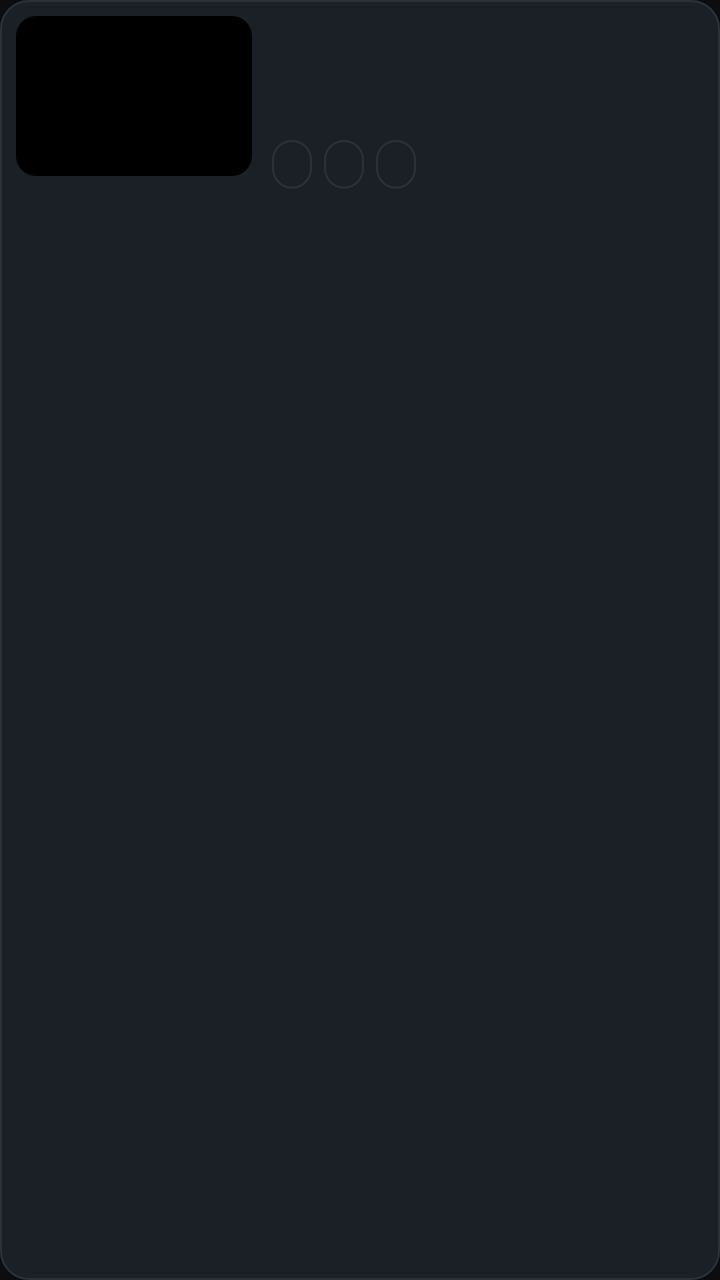
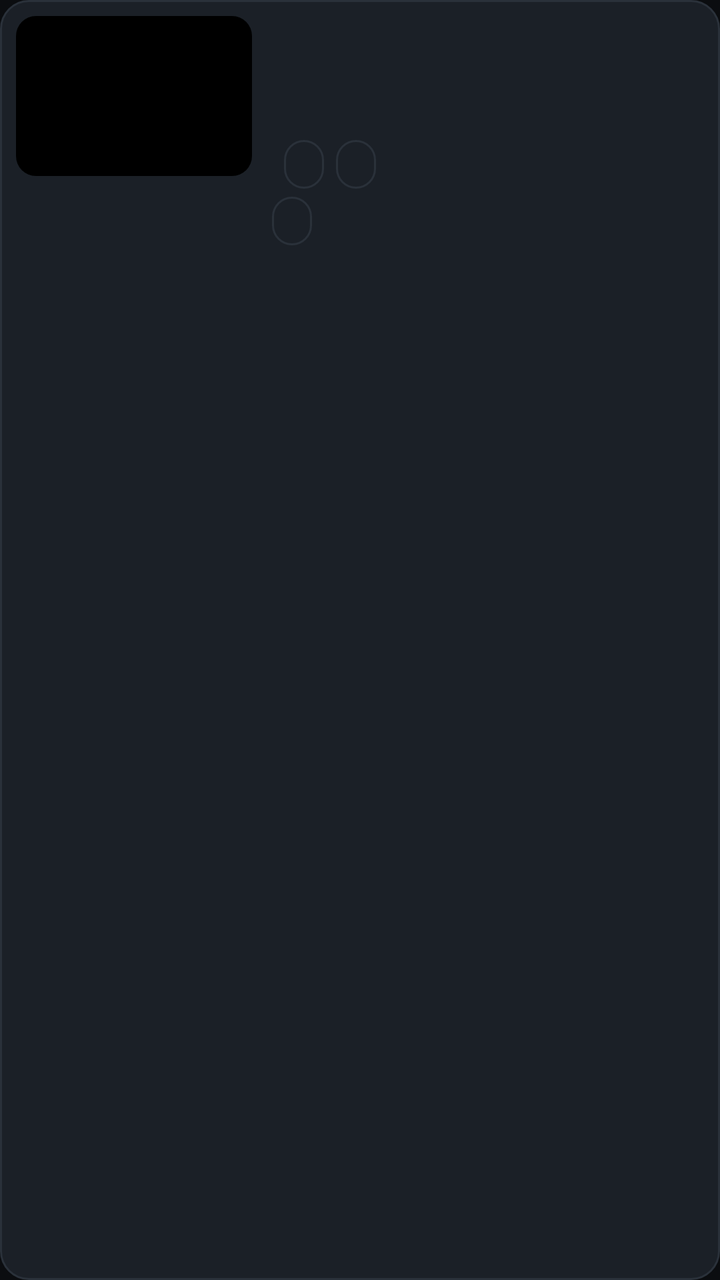

An Android layout rendered at two revisions. The XML below is the earlier revision; the diff shows what the commit changed to produce the second picture.
<!-- AndroidManifest.xml: application theme Theme.LensAlpr -->
<!-- res/layout/item_vehicle.xml -->
<?xml version="1.0" encoding="utf-8"?>
<LinearLayout xmlns:android="http://schemas.android.com/apk/res/android"
    android:layout_width="match_parent"
    android:layout_height="wrap_content"
    android:layout_marginTop="8dp"
    android:background="@drawable/bg_card"
    android:orientation="horizontal"
    android:padding="8dp">

    <ImageView
        android:id="@+id/thumb"
        android:layout_width="118dp"
        android:layout_height="80dp"
        android:background="@drawable/bg_thumb"
        android:contentDescription="@string/cd_vehicle_thumb"
        android:scaleType="centerCrop" />

    <LinearLayout
        android:layout_width="0dp"
        android:layout_height="wrap_content"
        android:layout_marginStart="10dp"
        android:layout_weight="1"
        android:orientation="vertical">

        <TextView
            android:id="@+id/plate"
            android:layout_width="match_parent"
            android:layout_height="wrap_content"
            android:fontFamily="monospace"
            android:maxLines="1"
            android:textColor="@color/accent"
            android:textSize="19sp"
            android:textStyle="bold" />

        <TextView
            android:id="@+id/makeModel"
            android:layout_width="match_parent"
            android:layout_height="wrap_content"
            android:maxLines="1"
            android:textColor="@color/text_primary"
            android:textSize="13sp" />

        <TextView
            android:id="@+id/meta"
            android:layout_width="match_parent"
            android:layout_height="wrap_content"
            android:maxLines="3"
            android:textColor="@color/text_secondary"
            android:textSize="11sp" />

        <LinearLayout
            android:layout_width="match_parent"
            android:layout_height="wrap_content"
            android:layout_marginTop="4dp"
            android:orientation="horizontal">

            <TextView
                android:id="@+id/lensBadge"
                style="@style/Widget.LensAlpr.Chip"
                android:layout_width="wrap_content"
                android:layout_height="wrap_content" />

            <TextView
                android:id="@+id/scoreBadge"
                style="@style/Widget.LensAlpr.Chip"
                android:layout_width="wrap_content"
                android:layout_height="wrap_content"
                android:layout_marginStart="6dp" />

            <TextView
                android:id="@+id/levelBadge"
                style="@style/Widget.LensAlpr.Chip"
                android:layout_width="wrap_content"
                android:layout_height="wrap_content"
                android:layout_marginStart="6dp"
                android:textStyle="bold"
                android:visibility="gone" />

            <TextView
                android:id="@+id/countBadge"
                style="@style/Widget.LensAlpr.Chip"
                android:layout_width="wrap_content"
                android:layout_height="wrap_content"
                android:layout_marginStart="6dp" />
        </LinearLayout>
    </LinearLayout>
</LinearLayout>
<!-- resources referenced by this layout -->
<resources>
  <color name="accent">#FF35D07F</color>
  <color name="text_primary">#FFEEF2F6</color>
  <color name="text_secondary">#FF9AA6B2</color>
  <!-- drawable bg_card (drawable) -->
  <?xml version="1.0" encoding="utf-8"?>
  <shape xmlns:android="http://schemas.android.com/apk/res/android" android:shape="rectangle">
      <solid android:color="@color/ink_card" />
      <stroke android:width="1dp" android:color="@color/ink_stroke" />
      <corners android:radius="14dp" />
  </shape>
  <!-- drawable bg_thumb (drawable) -->
  <?xml version="1.0" encoding="utf-8"?>
  <shape xmlns:android="http://schemas.android.com/apk/res/android" android:shape="rectangle">
      <solid android:color="#FF000000" />
      <corners android:radius="10dp" />
  </shape>
  <string name="cd_vehicle_thumb">Vehicle snapshot</string>
  <style name="Widget.LensAlpr.Chip" parent="">
          <item name="android:background">@drawable/bg_chip</item>
          <item name="android:paddingStart">10dp</item>
          <item name="android:paddingEnd">10dp</item>
          <item name="android:paddingTop">4dp</item>
          <item name="android:paddingBottom">4dp</item>
          <item name="android:textSize">12sp</item>
          <item name="android:textColor">@color/text_primary</item>
      </style>
  <style name="Theme.LensAlpr" parent="Theme.Material3.Dark.NoActionBar">
          <item name="colorPrimary">@color/accent</item>
          <item name="colorOnPrimary">@color/ink</item>
          <item name="colorSecondary">@color/digital</item>
          <item name="android:colorBackground">@color/ink</item>
          <item name="colorSurface">@color/ink_raised</item>
          <item name="android:statusBarColor">@color/ink</item>
          <item name="android:navigationBarColor">@color/ink</item>
          <item name="android:textColorPrimary">@color/text_primary</item>
          <item name="android:textColorSecondary">@color/text_secondary</item>
      </style>
  <color name="ink_card">#FF1B2027</color>
  <color name="ink_stroke">#FF2A313A</color>
  <!-- drawable bg_chip (drawable) -->
  <?xml version="1.0" encoding="utf-8"?>
  <shape xmlns:android="http://schemas.android.com/apk/res/android" android:shape="rectangle">
      <solid android:color="@color/ink_card" />
      <stroke android:width="1dp" android:color="@color/ink_stroke" />
      <corners android:radius="999dp" />
  </shape>
  <color name="ink">#FF0B0D10</color>
  <color name="digital">#FF5AA9FF</color>
  <color name="ink_raised">#FF14181D</color>
</resources>

<!-- the commit's change to res/layout/item_vehicle.xml (unified diff, before → after) -->
@@ -48,6 +48,7 @@
             android:textColor="@color/text_secondary"
             android:textSize="11sp" />
 
+        
         <LinearLayout
             android:layout_width="match_parent"
             android:layout_height="wrap_content"
@@ -55,24 +56,10 @@
             android:orientation="horizontal">
 
             <TextView
-                android:id="@+id/lensBadge"
-                style="@style/Widget.LensAlpr.Chip"
-                android:layout_width="wrap_content"
-                android:layout_height="wrap_content" />
-
-            <TextView
-                android:id="@+id/scoreBadge"
-                style="@style/Widget.LensAlpr.Chip"
-                android:layout_width="wrap_content"
-                android:layout_height="wrap_content"
-                android:layout_marginStart="6dp" />
-
-            <TextView
                 android:id="@+id/levelBadge"
                 style="@style/Widget.LensAlpr.Chip"
                 android:layout_width="wrap_content"
                 android:layout_height="wrap_content"
-                android:layout_marginStart="6dp"
                 android:textStyle="bold"
                 android:visibility="gone" />
 
@@ -82,6 +69,22 @@
                 android:layout_width="wrap_content"
                 android:layout_height="wrap_content"
                 android:layout_marginStart="6dp" />
+
+            <TextView
+                android:id="@+id/scoreBadge"
+                style="@style/Widget.LensAlpr.Chip"
+                android:layout_width="wrap_content"
+                android:layout_height="wrap_content"
+                android:layout_marginStart="6dp" />
         </LinearLayout>
+
+        <TextView
+            android:id="@+id/lensBadge"
+            style="@style/Widget.LensAlpr.Chip"
+            android:layout_width="wrap_content"
+            android:layout_height="wrap_content"
+            android:layout_marginTop="4dp"
+            android:maxLines="1"
+            android:ellipsize="end" />
     </LinearLayout>
 </LinearLayout>
